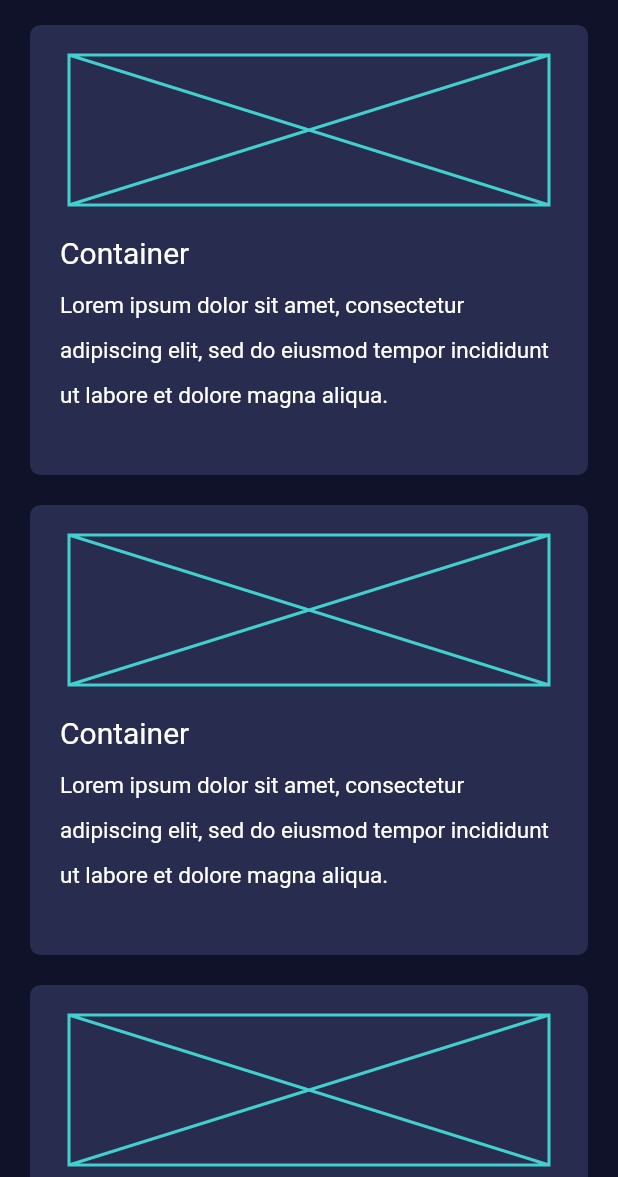
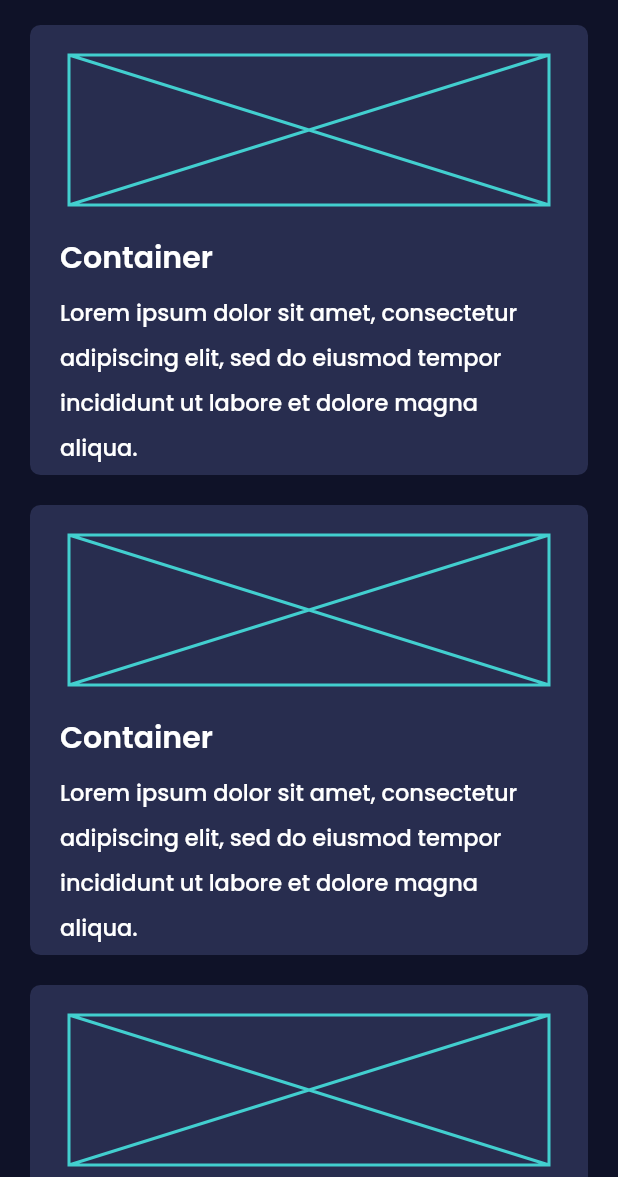
Before and after one commit to proximitycloud33/fluttering-with-you, a Flutter app: the screen it shows after launch, on a phone screen of 412 x 824 dp, the part 59-1236 px from its top. Run offline on Flutter 3.47's test engine with Material 2 defaults, Android fonts, the phone set to English and light mode, and no system bars.

Commit message:
Adding Font Styles

```diff
--- a/lib/screens/home_page.dart
+++ b/lib/screens/home_page.dart
@@ -1,4 +1,6 @@
 import 'package:flutter/material.dart';
+import 'package:fluttering_with_you/utils/constants.dart';
+import 'package:fluttering_with_you/utils/styles.dart';
 
 class HomePage extends StatelessWidget {
   const HomePage({Key? key}) : super(key: key);
@@ -11,9 +13,9 @@ class HomePage extends StatelessWidget {
           'Fluttering With You',
         ),
         elevation: 0,
-        backgroundColor: const Color(0xFF0F1228),
+        backgroundColor: AppColor.primaryColor,
       ),
-      backgroundColor: const Color(0xFF0F1228),
+      backgroundColor: AppColor.primaryColor,
       body: ListView.separated(
         itemCount: 4,
         itemBuilder: (context, index) {
@@ -22,7 +24,7 @@ class HomePage extends StatelessWidget {
             height: 300.0,
             margin: const EdgeInsets.symmetric(horizontal: 20.0),
             decoration: const BoxDecoration(
-              color: Color(0xFF282D4F),
+              color: AppColor.secondaryColor,
               borderRadius: BorderRadius.all(
                 Radius.circular(7.0),
               ),
@@ -33,25 +35,18 @@ class HomePage extends StatelessWidget {
                   width: 320.0,
                   height: 100.0,
                   margin: const EdgeInsets.all(20.0),
-                  child: const Placeholder(color: Color(0xFF42CFCF)),
+                  child: const Placeholder(color: AppColor.accentColor),
                 ),
                 Container(
                   margin: const EdgeInsets.symmetric(horizontal: 20.0),
                   child: Column(
                     crossAxisAlignment: CrossAxisAlignment.start,
                     children: const [
+                      Text('Container', style: ThemeText.headingOne),
+                      SizedBox(height: 5.0),
                       Text(
-                        'Container',
-                        style: TextStyle(color: Colors.white, fontSize: 20.0),
-                      ),
-                      SizedBox(
-                        height: 5.0,
-                      ),
-                      Text(
-                        'Lorem ipsum dolor sit amet, consectetur adipiscing elit, sed do eiusmod tempor incididunt ut labore et dolore magna aliqua.',
-                        style: TextStyle(
-                            color: Colors.white, fontSize: 15.0, height: 2),
-                      ),
+                          'Lorem ipsum dolor sit amet, consectetur adipiscing elit, sed do eiusmod tempor incididunt ut labore et dolore magna aliqua.',
+                          style: ThemeText.paragraph),
                     ],
                   ),
                 ),
--- /dev/null
+++ b/lib/utils/constants.dart
@@ -0,0 +1,7 @@
+import 'package:flutter/material.dart';
+
+class AppColor {
+  static const primaryColor = Color(0xFF0F1228);
+  static const secondaryColor = Color(0xFF282D4F);
+  static const accentColor = Color(0xFF42CFCF);
+}
--- /dev/null
+++ b/lib/utils/styles.dart
@@ -0,0 +1,17 @@
+import 'package:flutter/material.dart';
+
+abstract class ThemeText {
+  static const TextStyle headingOne = TextStyle(
+    fontFamily: 'Poppins',
+    color: Colors.white,
+    fontSize: 20,
+    fontWeight: FontWeight.w600,
+  );
+  static const TextStyle paragraph = TextStyle(
+    fontFamily: 'Poppins',
+    color: Colors.white,
+    fontSize: 15,
+    fontWeight: FontWeight.w500,
+    height: 2,
+  );
+}
```
Also changed, not shown: pubspec.yaml (+12 -12 lines), lib/assets/fonts/Poppins-Bold.ttf (added), lib/assets/fonts/Poppins-Medium.ttf (added), lib/assets/fonts/Poppins-Regular.ttf (added), lib/assets/fonts/Poppins-SemiBold.ttf (added).
